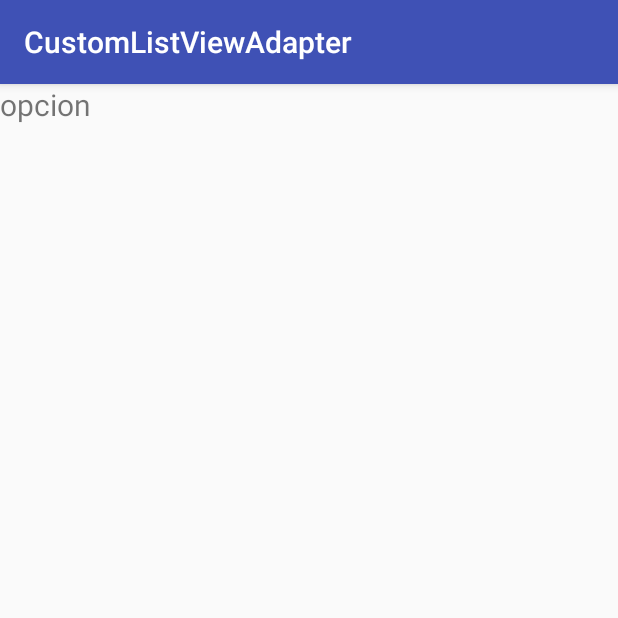
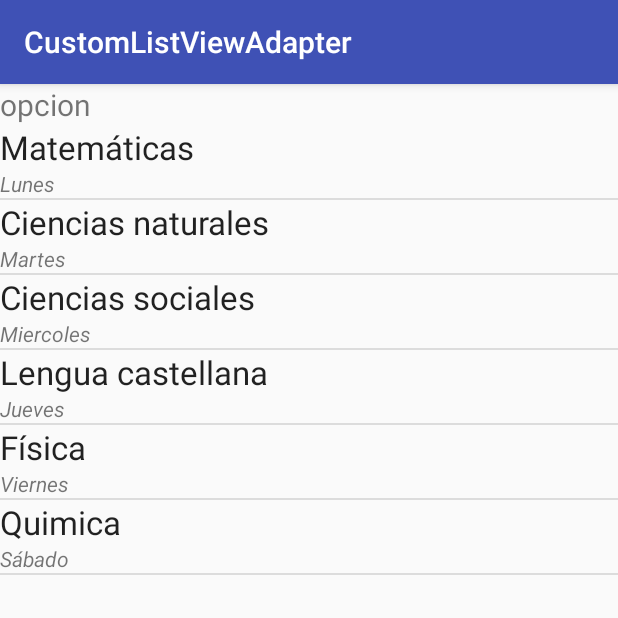
Before and after one commit to AlexisRoj/CustomListViewAdapter, an Android app: the screen it shows after launch (MainActivity), on a phone screen of 412 x 824 dp, the top half of it. Run offline under Robolectric (Android 15) with nearby library versions, the phone set to English and light mode, and no system bars.

Commit message:
Se crea template ListView Personalizado

```diff
--- a/app/src/main/java/com/innovagenesis/aplicaciones/android/customlistviewadapter/MainActivity.java
+++ b/app/src/main/java/com/innovagenesis/aplicaciones/android/customlistviewadapter/MainActivity.java
@@ -2,6 +2,12 @@ package com.innovagenesis.aplicaciones.android.customlistviewadapter;
 
 import android.support.v7.app.AppCompatActivity;
 import android.os.Bundle;
+import android.widget.ListView;
+
+import com.innovagenesis.aplicaciones.android.customlistviewadapter.adapter.DiaHoraioAdapter;
+import com.innovagenesis.aplicaciones.android.customlistviewadapter.modelo.DiaHorario;
+
+import java.util.ArrayList;
 
 public class MainActivity extends AppCompatActivity {
 
@@ -9,5 +15,27 @@ public class MainActivity extends AppCompatActivity {
     protected void onCreate(Bundle savedInstanceState) {
         super.onCreate(savedInstanceState);
         setContentView(R.layout.activity_main);
+
+        String[] titulos = getResources().getStringArray(R.array.horario_de_clases); //Realiza la captura de los titulos
+        String[] subtitulos = getResources().getStringArray(R.array.dias_semana); //Realiza la captura de los subtitulos
+
+        /** Se crea la lista que va a contener los datos **/
+        ArrayList<DiaHorario> lista = new ArrayList<>();
+
+        /** Se recorre con el largo de cualquiera de los dos Array **/
+
+        for (int i = 0; i < titulos.length; i++) {
+
+            /** Se llena usando la Clase de Captura**/
+            lista.add(new DiaHorario(titulos[i], subtitulos[i]));
+        }
+
+        DiaHoraioAdapter adapter = new DiaHoraioAdapter(this, lista);
+
+        /** Se enlaza el listView y se crea el adapter*/
+
+        ListView horario = (ListView) findViewById(R.id.listView);
+        horario.setAdapter(adapter);
+
     }
 }
--- /dev/null
+++ b/app/src/main/java/com/innovagenesis/aplicaciones/android/customlistviewadapter/adapter/DiaHoraioAdapter.java
@@ -0,0 +1,43 @@
+package com.innovagenesis.aplicaciones.android.customlistviewadapter.adapter;
+
+
+import android.annotation.SuppressLint;
+import android.content.Context;
+import android.view.LayoutInflater;
+import android.view.View;
+import android.view.ViewGroup;
+import android.widget.ArrayAdapter;
+import android.widget.TextView;
+
+import com.innovagenesis.aplicaciones.android.customlistviewadapter.R;
+import com.innovagenesis.aplicaciones.android.customlistviewadapter.modelo.DiaHorario;
+
+import java.util.List;
+
+
+public class DiaHoraioAdapter extends ArrayAdapter<DiaHorario>{
+
+    public DiaHoraioAdapter(Context context, List<DiaHorario> objects) {
+        super(context, R.layout.list_template, objects);
+    }
+
+    @Override
+
+    public View getView(int position, View convertView, ViewGroup parent) {
+
+        /** Instancia el layout y llena el listView*/
+
+        LayoutInflater inflater = LayoutInflater.from(getContext());
+        View item = inflater.inflate(R.layout.list_template, null);
+
+        /**Se unsa el templante para cargar el ListAdapter personalizado*/
+
+        TextView titulo = (TextView) item.findViewById(R.id.titulo);
+        TextView subtitulo = (TextView) item.findViewById(R.id.subtitulo);
+
+        titulo.setText(getItem(position).getAsignatura());
+        subtitulo.setText(getItem(position).getDia());
+
+        return item;
+    }
+}
--- /dev/null
+++ b/app/src/main/java/com/innovagenesis/aplicaciones/android/customlistviewadapter/modelo/DiaHorario.java
@@ -0,0 +1,32 @@
+package com.innovagenesis.aplicaciones.android.customlistviewadapter.modelo;
+
+
+public class DiaHorario {
+
+    /** Clase encargada de realizar la captura de datos con la que se
+     * llena el ArrayList*/
+
+    private String asignatura;
+    private String dia;
+
+    public DiaHorario(String asignatura, String dia) {
+        this.asignatura = asignatura;
+        this.dia = dia;
+    }
+
+    public String getAsignatura() {
+        return asignatura;
+    }
+
+    public void setAsignatura(String asignatura) {
+        this.asignatura = asignatura;
+    }
+
+    public String getDia() {
+        return dia;
+    }
+
+    public void setDia(String dia) {
+        this.dia = dia;
+    }
+}
--- a/app/src/main/res/layout/activity_main.xml
+++ b/app/src/main/res/layout/activity_main.xml
@@ -16,8 +16,8 @@
     <ListView
         android:id="@+id/listView"
         android:layout_width="wrap_content"
-        android:layout_height="0dp"
-        android:layout_weight="1" />
+        android:layout_height="match_parent"
+        />
 
 
 </LinearLayout>
--- /dev/null
+++ b/app/src/main/res/layout/list_template.xml
@@ -0,0 +1,20 @@
+<?xml version="1.0" encoding="utf-8"?>
+<LinearLayout xmlns:android="http://schemas.android.com/apk/res/android"
+    android:orientation="vertical" android:layout_width="match_parent"
+    android:id="@+id/list_template"
+    android:layout_height="match_parent">
+
+    <TextView
+        android:layout_width="match_parent"
+        android:layout_height="wrap_content"
+        android:textAppearance="?android:attr/textAppearanceLarge"
+        android:text="Large Text"
+        android:id="@+id/titulo" />
+
+    <TextView
+        android:layout_width="match_parent"
+        android:layout_height="wrap_content"
+        android:text="Large Text"
+        android:textStyle="italic"
+        android:id="@+id/subtitulo" />
+</LinearLayout>
```
